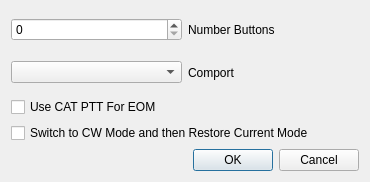
The window that mqt/MqtLogger/txvmrigsetupdialog.ui (Rsclub22/Minos2-Mirror) describes before a commit, drawn with Qt 5.
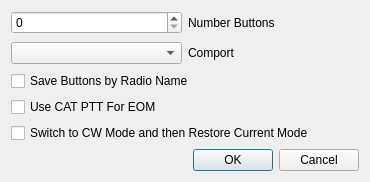
The same window after the commit.

Commit message: add display current radioname to edit vm dialog, add save buttons by current radioname checkbox to vm setup

What changed in the file:
```diff
--- a/mqt/MqtLogger/txvmrigsetupdialog.ui
+++ b/mqt/MqtLogger/txvmrigsetupdialog.ui
@@ -44,6 +44,13 @@
        </item>
       </layout>
      </item>
+     <item>
+      <widget class="QCheckBox" name="saveByRadioNameChkBox">
+       <property name="text">
+        <string>Save Buttons by Radio Name</string>
+       </property>
+      </widget>
+     </item>
      <item>
       <widget class="QCheckBox" name="pttEOMChkBox">
        <property name="text">
```
The commit also changes 8 other files.
